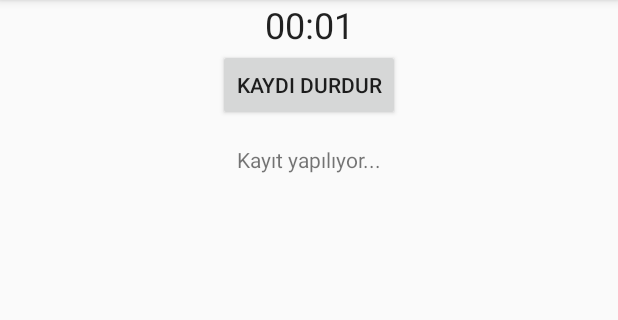
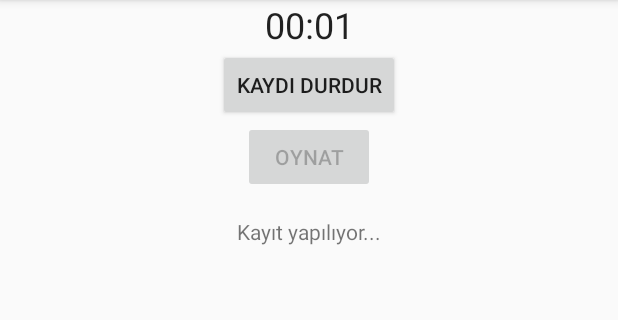
Before and after one commit to Tasdelenn/VoiceChat, an Android app: the screen it shows after launch (MainActivity), after a tap on an icon or button, on a phone screen of 412 x 824 dp, the part 84-404 px from its top. Run offline under Robolectric (Android 15) with nearby library versions, the phone set to English and light mode, and no system bars.

Commit message:
v0.2.2: Added audio playback feature - Added play button and MediaPlayer implementation - Added playback status indicator - Improved recording/playback transitions - Fixed MediaPlayer initialization issue - Updated README.md

```diff
--- a/app/src/main/res/layout/activity_main.xml
+++ b/app/src/main/res/layout/activity_main.xml
@@ -20,10 +20,21 @@
         android:layout_width="wrap_content"
         android:layout_height="wrap_content"
         android:text="Kayıt Başlat"
+        app:layout_constraintBottom_toTopOf="@+id/playButton"
+        app:layout_constraintLeft_toLeftOf="parent"
+        app:layout_constraintRight_toRightOf="parent"
+        app:layout_constraintTop_toBottomOf="@+id/chronometer" />
+
+    <Button
+        android:id="@+id/playButton"
+        android:layout_width="wrap_content"
+        android:layout_height="wrap_content"
+        android:text="Oynat"
+        android:enabled="false"
         app:layout_constraintBottom_toTopOf="@+id/statusText"
         app:layout_constraintLeft_toLeftOf="parent"
         app:layout_constraintRight_toRightOf="parent"
-        app:layout_constraintTop_toBottomOf="@+id/chronometer" />
+        app:layout_constraintTop_toBottomOf="@+id/recordButton" />
 
     <TextView
         android:id="@+id/statusText"
@@ -31,8 +42,9 @@
         android:layout_height="wrap_content"
         android:layout_marginTop="16dp"
         android:text=""
+        android:gravity="center"
         app:layout_constraintLeft_toLeftOf="parent"
         app:layout_constraintRight_toRightOf="parent"
-        app:layout_constraintTop_toBottomOf="@+id/recordButton" />
+        app:layout_constraintTop_toBottomOf="@+id/playButton" />
 
 </androidx.constraintlayout.widget.ConstraintLayout>
```
Also changed, not shown: app/src/main/java/com/example/voicechat/MainActivity.kt (+72 -3 lines), 33 other files.
